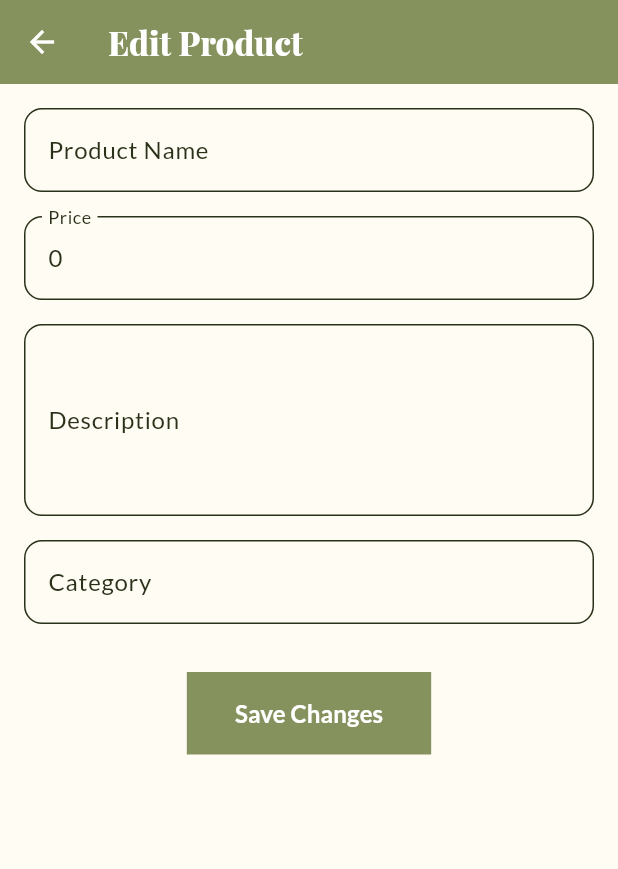
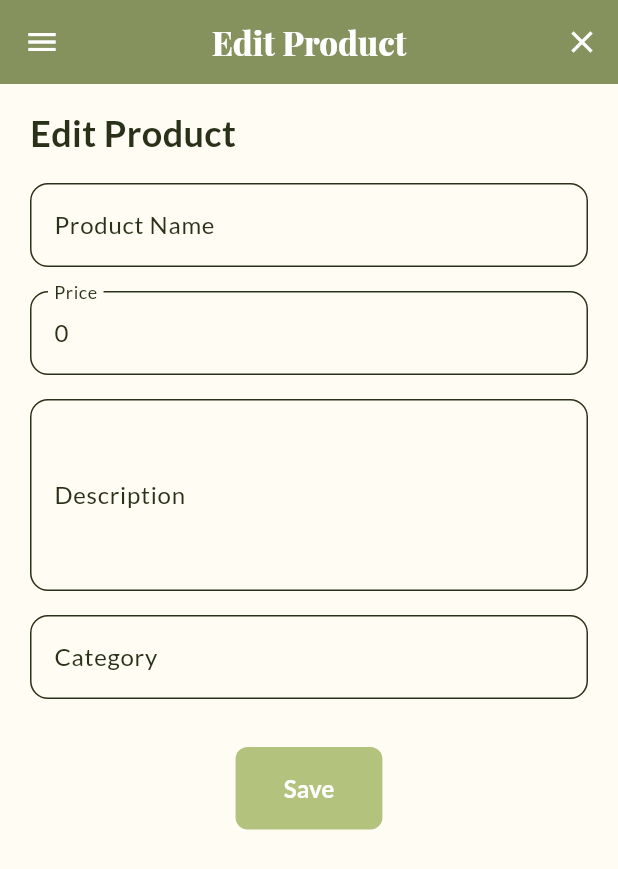
Before and after one commit to PBP-2024-F04/paku-mobile, a Flutter app: the EditProductPage screen opened directly with empty values, on a phone screen of 412 x 824 dp. Shown: the top 869 px of the screen. Run offline on Flutter 3.47's test engine with Material 3 defaults, Android fonts, the light colour scheme and no system bars; our stand-ins replace google_fonts; missing offline and left inert: pbp_django_auth.

Commit message:
fix edit product

```diff
--- a/lib/screens/products/edit_product.dart
+++ b/lib/screens/products/edit_product.dart
@@ -2,13 +2,14 @@ import 'dart:convert';
 import 'package:flutter/material.dart';
 import 'package:provider/provider.dart';
 import 'package:paku/colors.dart';
+import 'package:paku/widgets/left_drawer.dart';
 import 'package:pbp_django_auth/pbp_django_auth.dart';
-import 'package:paku/screens/products/my_products.dart';
 
 class EditProductPage extends StatefulWidget {
-  final dynamic product;
+  final String productId;
+  final Map<String, dynamic> initialData;
 
-  const EditProductPage({super.key, required this.product});
+  const EditProductPage({super.key, required this.productId, required this.initialData});
 
   @override
   State<EditProductPage> createState() => _EditProductPageState();
@@ -24,33 +25,40 @@ class _EditProductPageState extends State<EditProductPage> {
   @override
   void initState() {
     super.initState();
-    _productName = widget.product['product_name'];
-    _price = widget.product['price'];
-    _description = widget.product['description'];
-    _category = widget.product['category'];
+    // Initialize fields with data passed from previous page
+    _productName = widget.initialData['product_name'] ?? "";
+    _price = widget.initialData['price'] ?? 0;
+    _description = widget.initialData['description'] ?? "";
+    _category = widget.initialData['category'] ?? "";
   }
 
-  void _updateProduct(BuildContext context, CookieRequest request) async {
-    final response = await request.postJson(
-      "http://localhost:8000/products/me/${widget.product['id']}/edit-product-flutter/",
+  void _editProduct(BuildContext context, CookieRequest request) async {
+    try {
+      final response = await request.post(
+        "http://localhost:8000/products/me/${widget.productId}/edit-product-flutter/",
         jsonEncode({
-        "product_name": _productName,
+          "productName": _productName,
           "price": _price,
           "description": _description,
           "category": _category,
         }),
       );
 
-    print("Response: ${response.body}");
-    print("Status Code: ${response.statusCode}");
-    if (response['success']) {
+      print("Response: $response"); // Debugging
+      if (response['status'] == 'success') {
         ScaffoldMessenger.of(context).showSnackBar(
-        SnackBar(content: Text("Produk berhasil diperbarui.")),
+          const SnackBar(content: Text("Produk berhasil diperbarui!")),
         );
+        Navigator.pop(context);
       } else {
-      print("Error: ${response['errors'] ?? 'Unknown error'}");
         ScaffoldMessenger.of(context).showSnackBar(
-        SnackBar(content: Text("Failed to update product.")),
+          SnackBar(content: Text(response['message'] ?? "Gagal memperbarui produk")),
+        );
+      }
+    } catch (e) {
+      print("Error: $e");
+      ScaffoldMessenger.of(context).showSnackBar(
+        SnackBar(content: Text("Terjadi kesalahan: $e")),
       );
     }
   }
@@ -61,80 +69,116 @@ class _EditProductPageState extends State<EditProductPage> {
 
     return Scaffold(
       appBar: AppBar(
-        title: const Text("Edit Product"),
+        title: const Text('Edit Product'),
+        centerTitle: true,
         backgroundColor: TailwindColors.sageDark,
+        actions: [
+          IconButton(
+            icon: const Icon(Icons.close),
+            onPressed: () {
+              Navigator.pop(context);
+            },
           ),
-      body: Padding(
-        padding: const EdgeInsets.all(16.0),
-        child: Form(
+        ],
+      ),
+      drawer: const LeftDrawer(),
+      body: Form(
         key: _formKey,
         child: SingleChildScrollView(
+          child: Padding(
+            padding: const EdgeInsets.symmetric(horizontal: 20.0, vertical: 16.0),
             child: Column(
               crossAxisAlignment: CrossAxisAlignment.start,
               children: [
+                const Text(
+                  "Edit Product",
+                  style: TextStyle(fontSize: 24, fontWeight: FontWeight.bold),
+                ),
+                const SizedBox(height: 16),
+
                 buildTextField(
                   label: "Product Name",
+                  hint: "Enter product name",
                   initialValue: _productName,
                   onChanged: (value) => _productName = value,
                   validator: (value) {
                     if (value == null || value.isEmpty) {
-                      return "Product name cannot be empty.";
+                      return "Product name cannot be empty!";
+                    }
+                    if (value.length > 255) {
+                      return "Product name cannot exceed 255 characters!";
                     }
                     return null;
                   },
                 ),
                 const SizedBox(height: 16),
+
                 buildTextField(
                   label: "Price",
+                  hint: "Enter product price",
                   initialValue: _price.toString(),
                   keyboardType: TextInputType.number,
                   onChanged: (value) => _price = int.tryParse(value) ?? 0,
                   validator: (value) {
-                    if (value == null || value.isEmpty || int.tryParse(value) == null) {
-                      return "Price must be a valid number.";
+                    if (value == null || value.isEmpty) {
+                      return "Price cannot be empty!";
+                    }
+                    if (int.tryParse(value) == null) {
+                      return "Price must be a valid number!";
+                    }
+                    if (_price <= 0) {
+                      return "Price must be greater than zero!";
                     }
                     return null;
                   },
                 ),
                 const SizedBox(height: 16),
+
                 buildTextField(
                   label: "Description",
+                  hint: "Enter product description",
                   initialValue: _description,
                   maxLines: 4,
                   onChanged: (value) => _description = value,
                   validator: (value) {
                     if (value == null || value.isEmpty) {
-                      return "Description cannot be empty.";
+                      return "Description cannot be empty!";
                     }
                     return null;
                   },
                 ),
                 const SizedBox(height: 16),
+
                 buildTextField(
                   label: "Category",
+                  hint: "Enter product category",
                   initialValue: _category,
                   onChanged: (value) => _category = value,
                   validator: (value) {
                     if (value == null || value.isEmpty) {
-                      return "Category cannot be empty.";
+                      return "Category cannot be empty!";
                     }
                     return null;
                   },
                 ),
                 const SizedBox(height: 32),
+
                 Center(
                   child: ElevatedButton(
-                    onPressed: () {
+                    style: ElevatedButton.styleFrom(
+                      backgroundColor: TailwindColors.sageDefault,
+                      padding: const EdgeInsets.symmetric(horizontal: 32, vertical: 16),
+                      shape: RoundedRectangleBorder(
+                        borderRadius: BorderRadius.circular(8),
+                      ),
+                    ),
+                    onPressed: () async {
                       if (_formKey.currentState!.validate()) {
-                        _updateProduct(context, request);
+                        _editProduct(context, request);
                       }
                     },
-                    style: ElevatedButton.styleFrom(
-                      backgroundColor: TailwindColors.sageDark,
-                      padding: const EdgeInsets.symmetric(horizontal: 32, vertical: 16),
-                    ),
                     child: const Text(
-                      "Save Changes",
+                      "Save",
                       style: TextStyle(fontSize: 16, fontWeight: FontWeight.bold),
                     ),
                   ),
@@ -149,9 +193,10 @@ class _EditProductPageState extends State<EditProductPage> {
 
   Widget buildTextField({
     required String label,
-    required String initialValue,
+    required String hint,
+    String? initialValue,
+    TextInputType keyboardType = TextInputType.text,
     required Function(String) onChanged,
-    TextInputType keyboardType = TextInputType.text,
     String? Function(String?)? validator,
     int maxLines = 1,
   }) {
@@ -159,7 +204,12 @@ class _EditProductPageState extends State<EditProductPage> {
       initialValue: initialValue,
       decoration: InputDecoration(
         labelText: label,
+        hintText: hint,
+        labelStyle: const TextStyle(fontSize: 16),
+        hintStyle: const TextStyle(color: TailwindColors.whiteDark),
         border: OutlineInputBorder(borderRadius: BorderRadius.circular(12.0)),
+        filled: true,
+        fillColor: TailwindColors.whiteDefault,
       ),
       keyboardType: keyboardType,
       onChanged: onChanged,
--- a/lib/screens/products/my_products.dart
+++ b/lib/screens/products/my_products.dart
@@ -40,7 +40,6 @@ class _MyProductsPageState extends State<MyProductsPage> {
   }
 
   void refreshProducts() {
-    // final request = context.read<CookieRequest>();
     setState(() {
       _products = fetchProducts(context.read<CookieRequest>());
     });
@@ -180,7 +179,7 @@ class _MyProductsPageState extends State<MyProductsPage> {
                                                 padding: const EdgeInsets.symmetric(vertical: 5),
                                                 child: Text(
                                                   product['description'],
-                                                  style: TextStyle(
+                                                  style: const TextStyle(
                                                     fontSize: 11,
                                                     color: TailwindColors.whiteDark,
                                                   ),
@@ -223,7 +222,10 @@ class _MyProductsPageState extends State<MyProductsPage> {
                                                   context,
                                                   MaterialPageRoute(
                                                     builder: (context) =>
-                                                        EditProductPage(product: product),
+                                                        EditProductPage(
+                                                          productId: product['id'],
+                                                          initialData: product,
+                                                        )
                                                   ),
                                                 ).then((_) => refreshProducts());
                                               },
```
Lines whose indentation alone changed are shown as unchanged.
